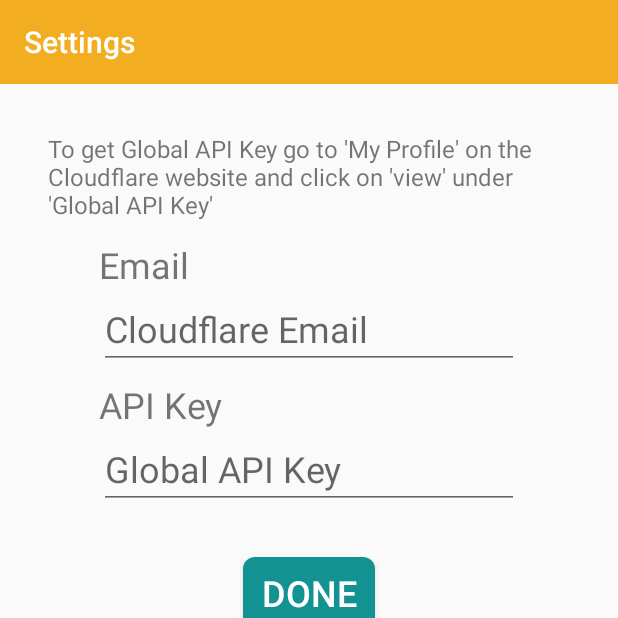
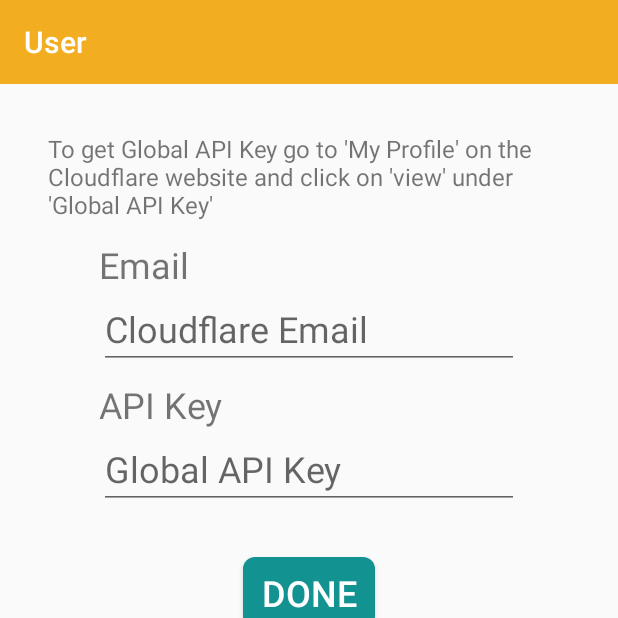
Before and after one commit to jtsalva/cloudmare, an Android app: the screen it shows after launch (AppSettingsActivity before the commit, UserActivity after it), on a phone screen of 412 x 824 dp, the top half of it. Run offline under Robolectric (Android 15) with nearby library versions, the phone set to English and light mode, and no system bars; pictures from the network do not load; 4 statements that could not run were skipped.

Commit message:
refactor AppSettingsActivity to UserActivity

```diff
--- a/app/build.gradle
+++ b/app/build.gradle
@@ -13,13 +13,14 @@ android {
         applicationId "dev.jtsalva.cloudmare"
         minSdkVersion 23
         targetSdkVersion 29
-        versionCode 1
-        versionName "1.0"
+        versionCode 3
+        versionName "0.1"
         testInstrumentationRunner "androidx.test.runner.AndroidJUnitRunner"
     }
     buildTypes {
         release {
-            minifyEnabled false
+            minifyEnabled true
+            shrinkResources true
             proguardFiles getDefaultProguardFile('proguard-android-optimize.txt'), 'proguard-rules.pro'
         }
     }
--- a/app/src/main/AndroidManifest.xml
+++ b/app/src/main/AndroidManifest.xml
@@ -24,7 +24,7 @@
         </activity>
         <activity android:name=".DomainDashActivity">
         </activity>
-        <activity android:name=".AppSettingsActivity">
+        <activity android:name=".UserActivity">
         </activity>
     </application>
 
--- a/app/src/main/java/dev/jtsalva/cloudmare/CloudMareActivity.kt
+++ b/app/src/main/java/dev/jtsalva/cloudmare/CloudMareActivity.kt
@@ -21,7 +21,7 @@ abstract class CloudMareActivity : AppCompatActivity(), CoroutineScope {
     override val coroutineContext: CoroutineContext
         get() = job + Dispatchers.Main
 
-    protected var showSettingsMenuButton = false
+    protected var showUserActivityMenuButton = false
     protected var showSaveMenuButton = false
     protected var showDeleteMenuButton = false
     protected var showAddMenuButton = false
@@ -53,9 +53,9 @@ abstract class CloudMareActivity : AppCompatActivity(), CoroutineScope {
     }
 
     override fun onOptionsItemSelected(item: MenuItem): Boolean = when (item.itemId) {
-        R.id.action_settings -> {
+        R.id.action_user_activity -> {
             Log.d(TAG, "Settings clicked")
-            startActivity(AppSettingsActivity::class.java)
+            startActivity(UserActivity::class.java)
                 true
         }
 
@@ -66,7 +66,7 @@ abstract class CloudMareActivity : AppCompatActivity(), CoroutineScope {
         with(menu) {
             menuInflater.inflate(R.menu.main_menu, this)
 
-            if (showSettingsMenuButton) findItem(R.id.action_settings).isVisible = true
+            if (showUserActivityMenuButton) findItem(R.id.action_user_activity).isVisible = true
 
             if (showSaveMenuButton) findItem(R.id.action_save).isVisible = true
 
--- a/app/src/main/java/dev/jtsalva/cloudmare/DomainListActivity.kt
+++ b/app/src/main/java/dev/jtsalva/cloudmare/DomainListActivity.kt
@@ -18,7 +18,7 @@ class DomainListActivity : CloudMareActivity() {
     override fun onCreate(savedInstanceState: Bundle?) {
         super.onCreate(savedInstanceState)
 
-        showSettingsMenuButton = true
+        showUserActivityMenuButton = true
     }
 
     override fun onResume() {
@@ -32,13 +32,13 @@ class DomainListActivity : CloudMareActivity() {
         Log.d(TAG, "Checking auth - redirecting: ${Auth.notSet}")
 
         when {
-            Auth.notSet -> startActivity(AppSettingsActivity::class.java)
+            Auth.notSet -> startActivity(UserActivity::class.java)
 
             initialized -> renderList()
 
             else -> {
                 setLayout(R.layout.activity_domain_list)
-                setToolbarTitle(R.string.title_domain_list)
+                setToolbarTitle(R.string.title_domain_list_activity)
 
                 renderList()
             }
--- a/app/src/main/java/dev/jtsalva/cloudmare/AppSettingsActivity.kt
+++ b/app/src/main/java/dev/jtsalva/cloudmare/UserActivity.kt
@@ -2,17 +2,17 @@ package dev.jtsalva.cloudmare
 
 import android.os.Bundle
 import dev.jtsalva.cloudmare.api.user.UserRequest
-import kotlinx.android.synthetic.main.activity_app_settings.*
+import kotlinx.android.synthetic.main.activity_user.*
 
-class AppSettingsActivity : CloudMareActivity() {
+class UserActivity : CloudMareActivity() {
 
-    override val TAG = "AppSettingsActivity"
+    override val TAG = "UserActivity"
 
     override fun onCreate(savedInstanceState: Bundle?) {
         super.onCreate(savedInstanceState)
 
-        setLayout(R.layout.activity_app_settings)
-        setToolbarTitle(R.string.title_app_settings)
+        setLayout(R.layout.activity_user)
+        setToolbarTitle(R.string.title_user_activity)
 
         Auth.load(this)
         if (Auth.isSet) {
--- a/app/src/main/res/menu/main_menu.xml
+++ b/app/src/main/res/menu/main_menu.xml
@@ -1,9 +1,9 @@
 <?xml version="1.0" encoding="utf-8"?>
 <menu xmlns:android="http://schemas.android.com/apk/res/android" xmlns:app="http://schemas.android.com/apk/res-auto">
     <item
-            android:id="@+id/action_settings"
-            android:icon="@drawable/baseline_settings_white_48"
-            android:title="Settings"
+            android:id="@+id/action_user_activity"
+            android:icon="@drawable/baseline_account_circle_white_48"
+            android:title="User"
             android:visible="false"
             app:showAsAction="ifRoom" />
     <item
--- a/app/src/main/res/values/strings.xml
+++ b/app/src/main/res/values/strings.xml
@@ -2,9 +2,8 @@
     <string name="app_name">CloudMare</string>
 
     // Activity titles
-    <string name="title_domain_list">Domains</string>
-    <string name="title_domain_dash">Domain Dash</string>
-    <string name="title_app_settings">Settings</string>
+    <string name="title_domain_list_activity">Domains</string>
+    <string name="title_user_activity">User</string>
 
     // Domain Dash categories
     <string name="category_under_attack_mode">Under Attack Mode</string>
--- a/gradle.properties
+++ b/gradle.properties
@@ -21,3 +21,4 @@ android.enableJetifier=true
 kotlin.code.style=official
 
 android.databinding.enableV2=true
+#android.enableR8.fullMode=true
```
Also changed, not shown: app/src/main/res/layout/activity_user.xml (renamed from app/src/main/res/layout/activity_app_settings.xml), 1 other file.
